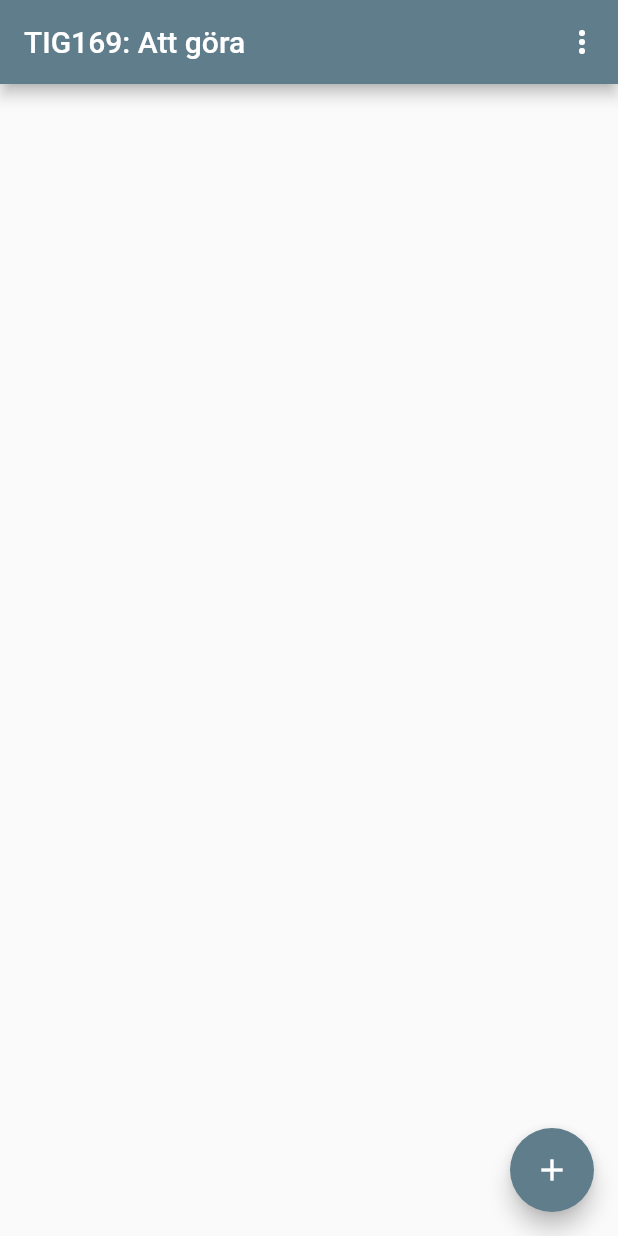
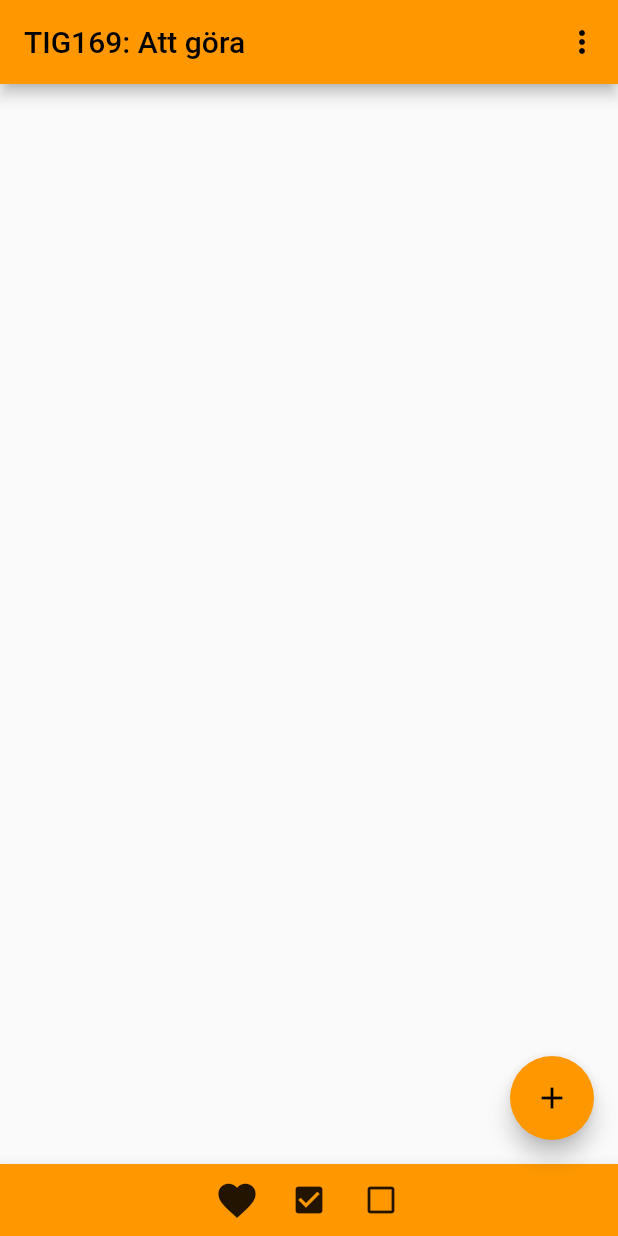
Before and after one commit to gu-tig169-ht21/gusaxellth, a Flutter app: the screen it shows after launch, on a phone screen of 412 x 824 dp. Run offline on Flutter 3.47's test engine with Material 2 defaults, Android fonts, the phone set to English and light mode, and no system bars; missing offline and left inert: dart:html.

```diff
--- a/lib/Main_View.dart
+++ b/lib/Main_View.dart
@@ -42,6 +42,32 @@ class MainView extends StatelessWidget {
           }
         },
       ),
+      bottomNavigationBar: BottomAppBar(
+        color: Colors.orange,
+        child: Row(
+          mainAxisAlignment: MainAxisAlignment.center,
+          children: [
+            IconButton(
+              tooltip: 'Sort by all',
+              icon: const Icon(
+                Icons.favorite,
+                size: 30,
+              ),
+              onPressed: () {},
+            ),
+            IconButton(
+              tooltip: 'Sort by finished',
+              icon: const Icon(Icons.check_box),
+              onPressed: () {},
+            ),
+            IconButton(
+              tooltip: 'Sort by unfinished',
+              icon: const Icon(Icons.check_box_outline_blank),
+              onPressed: () {},
+            ),
+          ],
+        ),
+      ),
     );
   }
 
--- a/lib/main.dart
+++ b/lib/main.dart
@@ -1,3 +1,5 @@
+import 'dart:html';
+
 import 'package:flutter/material.dart';
 import './model.dart';
 import 'main_view.dart';
@@ -20,7 +22,7 @@ class MyApp extends StatelessWidget {
       debugShowCheckedModeBanner: false,
       title: 'Flutter demo',
       theme: ThemeData(
-        primarySwatch: Colors.blueGrey,
+        primarySwatch: Colors.orange,
         visualDensity: VisualDensity.adaptivePlatformDensity,
       ),
       home: MainView(),
```
